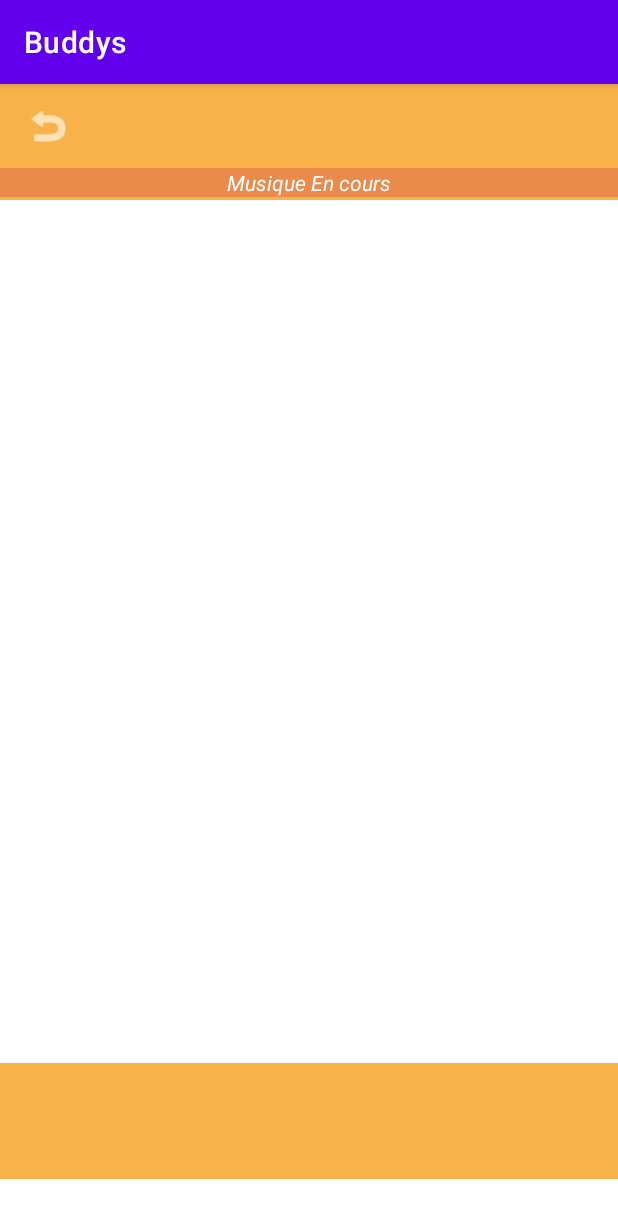
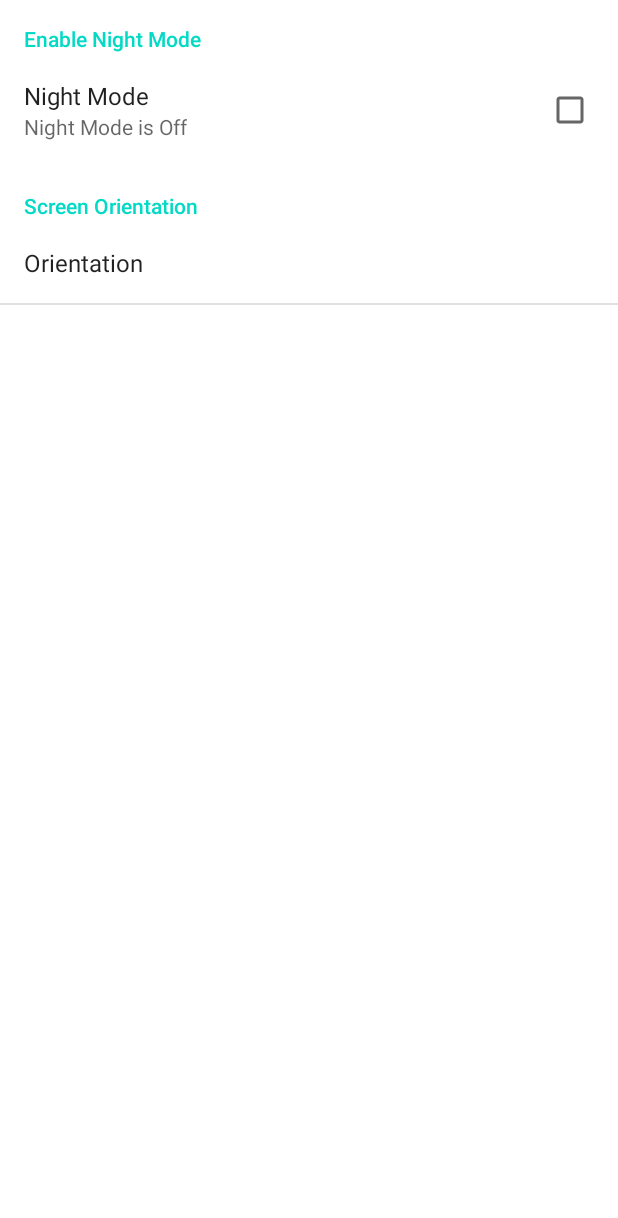
Before and after one commit to KarelSvbd/ProjetJava, an Android app: the screen it shows after launch (SpotifyActivity before the commit, Preference after it), after a tap on an icon or button, on a phone screen of 412 x 824 dp. Shown: the top 1218 px of the screen. Run offline under Robolectric (Android 15) with nearby library versions, the phone set to English and light mode, and no system bars.

Commit message:
Whoula jtouche plus a ça

```diff
--- a/src/Buddys/app/src/main/AndroidManifest.xml
+++ b/src/Buddys/app/src/main/AndroidManifest.xml
@@ -13,9 +13,6 @@
         android:supportsRtl="true"
         android:theme="@style/Theme.Buddys">
         <activity
-            android:name=".SpotifyActivity"
-            android:exported="true" />
-        <activity
             android:name=".MainActivity"
             android:exported="true">
             <intent-filter>
@@ -24,6 +21,7 @@
                 <category android:name="android.intent.category.LAUNCHER" />
             </intent-filter>
         </activity>
+        <activity android:name=".Preference"/>
     </application>
 
 </manifest>
--- a/src/Buddys/app/src/main/java/com/example/buddys/MainActivity.java
+++ b/src/Buddys/app/src/main/java/com/example/buddys/MainActivity.java
@@ -9,6 +9,7 @@ import android.content.Intent;
 import android.content.pm.PackageManager;
 import android.location.Location;
 import android.os.Bundle;
+import android.view.MenuItem;
 import android.view.View;
 import android.widget.Button;
 
@@ -39,9 +40,12 @@ public class MainActivity extends AppCompatActivity {
     public void nextMusic(){
 
     }
-
+    @Override
+    public  boolean onOptionsItemSelected(MenuItem item){
+        return super.onOptionsItemSelected(item);
+    }
     public void openSpotifyActivity(){
-        Intent intent = new Intent(this, SpotifyActivity.class);
+        Intent intent = new Intent(this, Preference.class);
         startActivity(intent);
     }
 
--- /dev/null
+++ b/src/Buddys/app/src/main/java/com/example/buddys/Preference.java
@@ -0,0 +1,12 @@
+package com.example.buddys;
+
+import android.os.Bundle;
+import android.preference.PreferenceActivity;
+
+public class Preference extends PreferenceActivity {
+    @Override
+    public void onCreate(Bundle savedInstanceState) {
+        super.onCreate(savedInstanceState);
+        addPreferencesFromResource(R.xml.prefs);
+    }
+}
--- a/src/Buddys/app/src/main/java/com/example/buddys/SpotifyActivity.java
+++ /dev/null
@@ -1,30 +0,0 @@
-package com.example.buddys;
-
-import androidx.appcompat.app.AppCompatActivity;
-
-import android.content.Intent;
-import android.os.Bundle;
-import android.view.View;
-import android.widget.Button;
-
-public class SpotifyActivity extends AppCompatActivity {
-
-    private Button button;
-
-    @Override
-    protected void onCreate(Bundle savedInstanceState) {
-        super.onCreate(savedInstanceState);
-        setContentView(R.layout.activity_spotify);
-        button = (Button) findViewById(R.id.btnExit);
-        button.setOnClickListener(new View.OnClickListener(){
-            @Override
-            public  void onClick(View v){
-                openMainActivity();
-            }
-        });
-    }
-    public void openMainActivity(){
-        Intent intent = new Intent(this, MainActivity.class);
-        startActivity(intent);
-    }
-}
--- a/src/Buddys/app/src/main/res/layout/activity_spotify.xml
+++ /dev/null
@@ -1,74 +0,0 @@
-<?xml version="1.0" encoding="utf-8"?>
-<RelativeLayout xmlns:android="http://schemas.android.com/apk/res/android"
-    xmlns:app="http://schemas.android.com/apk/res-auto"
-    xmlns:tools="http://schemas.android.com/tools"
-    android:layout_width="match_parent"
-    android:layout_height="match_parent"
-    tools:context=".SpotifyActivity">
-
-    <androidx.constraintlayout.widget.ConstraintLayout
-        android:layout_width="414dp"
-        android:layout_height="730dp"
-        app:layout_constraintBottom_toBottomOf="parent"
-        app:layout_constraintEnd_toEndOf="parent"
-        app:layout_constraintStart_toStartOf="parent"
-        app:layout_constraintTop_toTopOf="parent">
-
-        <androidx.constraintlayout.widget.ConstraintLayout
-            android:id="@+id/constraintLayout"
-            android:layout_width="fill_parent"
-            android:layout_height="77dp"
-            android:background="#F8B24A"
-            app:layout_constraintBottom_toBottomOf="parent"
-            app:layout_constraintEnd_toEndOf="parent"
-            app:layout_constraintHorizontal_bias="0.0"
-            app:layout_constraintStart_toStartOf="parent"
-            app:layout_constraintTop_toTopOf="parent"
-            app:layout_constraintVertical_bias="1.0" />
-
-        <androidx.constraintlayout.widget.ConstraintLayout
-            android:id="@+id/constraintLayout2"
-            android:layout_width="fill_parent"
-            android:layout_height="77dp"
-            android:background="#F8B24A"
-            app:layout_constraintBottom_toBottomOf="parent"
-            app:layout_constraintEnd_toEndOf="parent"
-            app:layout_constraintHorizontal_bias="1.0"
-            app:layout_constraintStart_toStartOf="parent"
-            app:layout_constraintTop_toTopOf="parent"
-            app:layout_constraintVertical_bias="0.0">
-
-            <Button
-                android:id="@+id/btnExit"
-                android:layout_width="67dp"
-                android:layout_height="55dp"
-                android:background="#00C66C6C"
-                app:icon="@android:drawable/ic_menu_revert"
-                app:layout_constraintBottom_toBottomOf="parent"
-                app:layout_constraintHorizontal_bias="0.0"
-                app:layout_constraintTop_toTopOf="parent"
-                app:layout_constraintVertical_bias="0.045" />
-        </androidx.constraintlayout.widget.ConstraintLayout>
-
-
-    </androidx.constraintlayout.widget.ConstraintLayout>
-
-    <TextView
-        android:id="@+id/lblMusique5"
-        android:layout_width="413dp"
-        android:layout_height="19dp"
-        android:layout_marginTop="56dp"
-        android:layout_marginBottom="577dp"
-        android:background="#EA8A4B"
-        android:text="Musique En cours"
-        android:textAlignment="center"
-        android:textColor="#FFFFFF"
-        android:textStyle="italic"
-        app:layout_constraintEnd_toEndOf="parent"
-        app:layout_constraintHorizontal_bias="1.0"
-        app:layout_constraintStart_toStartOf="parent"
-        app:layout_constraintTop_toTopOf="parent"
-        app:layout_constraintVertical_bias="0.843"
-        tools:ignore="UnknownId" />
-
-</RelativeLayout>
--- /dev/null
+++ b/src/Buddys/app/src/main/res/values/array.xml
@@ -0,0 +1,16 @@
+<?xml version="1.0" encoding="utf-8"?>
+<resources>
+
+    <string-array name="items_name">
+        <item>Auto</item>
+        <item>Portrait</item>
+        <item>Landscape</item>
+    </string-array>
+
+    <string-array name="items_value">
+        <item>1</item>
+        <item>2</item>
+        <item>3</item>
+    </string-array>
+
+</resources>
--- /dev/null
+++ b/src/Buddys/app/src/main/res/xml/prefs.xml
@@ -0,0 +1,22 @@
+<?xml version="1.0" encoding="utf-8"?>
+<PreferenceScreen xmlns:android="http://schemas.android.com/apk/res/android">
+
+    <PreferenceCategory
+        android:title="Enable Night Mode"/>
+
+        <CheckBoxPreference
+            android:title="Night Mode"
+            android:key="Night"
+            android:defaultValue="false"
+            android:summaryOn="Night Mode is On"
+            android:summaryOff="Night Mode is Off"/>
+    <PreferenceCategory android:title="Screen Orientation"/>
+            <ListPreference
+                android:defaultValue="false"
+                android:key="ORIENTATION"
+                android:entries="@array/items_name"
+                android:entryValues="@array/items_value"
+                android:title="Orientation"/>
+
+
+</PreferenceScreen>
```
